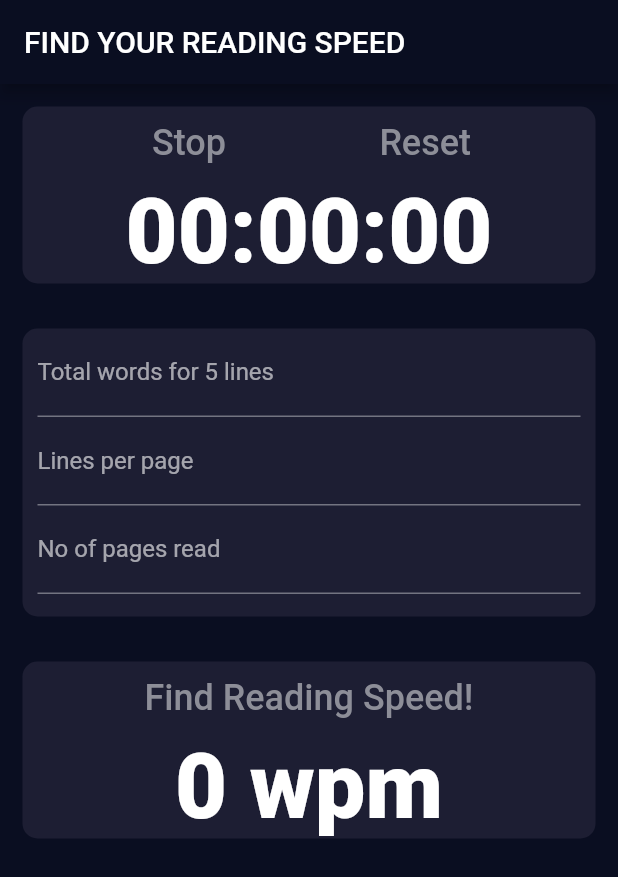
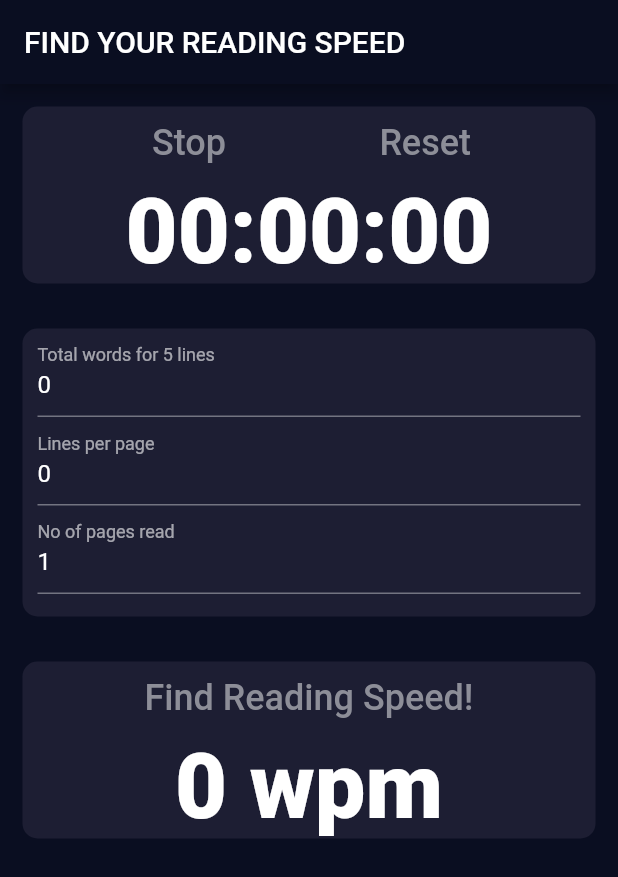
Before and after one commit to acolburn/reading_speed, a Flutter app: the screen it shows after launch, after a tap on "Start", on a phone screen of 412 x 824 dp. Shown: the top 877 px of the screen. Run offline on Flutter 3.47's test engine with Material 2 defaults, Android fonts, the phone set to English and light mode, and no system bars; our stand-ins replace shared_preferences.

```diff
--- a/lib/home.dart
+++ b/lib/home.dart
@@ -3,6 +3,7 @@
 import 'package:flutter/material.dart';
 import 'dart:async';
 import 'buttons.dart';
+import 'package:shared_preferences/shared_preferences.dart';
 
 class HomeWidget extends StatefulWidget {
   @override
@@ -19,6 +20,27 @@ class _HomeWidgetState extends State<HomeWidget> {
   String _txtPages = "1";
   final _stopWatch = Stopwatch();
   final _timeout = const Duration(seconds: 1);
+  TextEditingController _totalWordsController;
+  TextEditingController _linesPerPageController;
+  TextEditingController _pagesController;
+
+  @override
+  void initState() {
+    super.initState();
+    _populateFields();
+  }
+
+  Future<void> _populateFields() async {
+    SharedPreferences prefs = await SharedPreferences.getInstance();
+    setState(() {
+      _txtTotalWords = prefs.getString('totalWords') ?? '0';
+      _txtLinesPerPage = prefs.getString('linesPerPage') ?? '0';
+      _txtPages = prefs.getString('pages') ?? '1';
+    });
+    _totalWordsController = TextEditingController(text: _txtTotalWords);
+    _linesPerPageController = TextEditingController(text: _txtLinesPerPage);
+    _pagesController = TextEditingController(text: _txtPages);
+  }
 
   void _startTimeout() {
     Timer(_timeout, _handleTimeout);
@@ -102,32 +124,41 @@ class _HomeWidgetState extends State<HomeWidget> {
       child: Column(
         children: <Widget>[
           TextField(
+              controller: _totalWordsController,
               decoration: InputDecoration(
                 labelText: "Total words for 5 lines",
               ),
 //                labelStyle: TextStyle(fontSize: 24, fontWeight: FontWeight.bold, height: 3)),
               keyboardType: TextInputType.number,
-              onSubmitted: (String value) {
+              onSubmitted: (String value) async {
                 _txtTotalWords = value;
+                SharedPreferences prefs = await SharedPreferences.getInstance();
+                prefs.setString('totalWords', value);
               }),
           TextField(
+            controller: _linesPerPageController,
             decoration: InputDecoration(
               labelText: "Lines per page",
             ),
 //              labelStyle: TextStyle(fontSize: 24, fontWeight: FontWeight.bold, height: 3)),
             keyboardType: TextInputType.number,
-            onSubmitted: (String value) {
+            onSubmitted: (String value) async {
               _txtLinesPerPage = value;
+              SharedPreferences prefs = await SharedPreferences.getInstance();
+              prefs.setString('linesPerPage', value);
             },
           ),
           TextField(
+            controller: _pagesController,
             decoration: InputDecoration(
               labelText: "No of pages read",
             ),
 //              labelStyle: TextStyle(fontSize: 24, fontWeight: FontWeight.bold, height: 3)),
             keyboardType: TextInputType.number,
-            onSubmitted: (String value) {
+            onSubmitted: (String value) async {
               _txtPages = value;
+              SharedPreferences prefs = await SharedPreferences.getInstance();
+              prefs.setString('pages', value);
             },
           ),
         ],
--- a/pubspec.yaml
+++ b/pubspec.yaml
@@ -19,6 +19,7 @@ environment:
 dependencies:
   flutter:
     sdk: flutter
+  shared_preferences: ^0.5.3+4
 
   # The following adds the Cupertino Icons font to your application.
   # Use with the CupertinoIcons class for iOS style icons.
```
Also changed, not shown: pubspec.lock.
